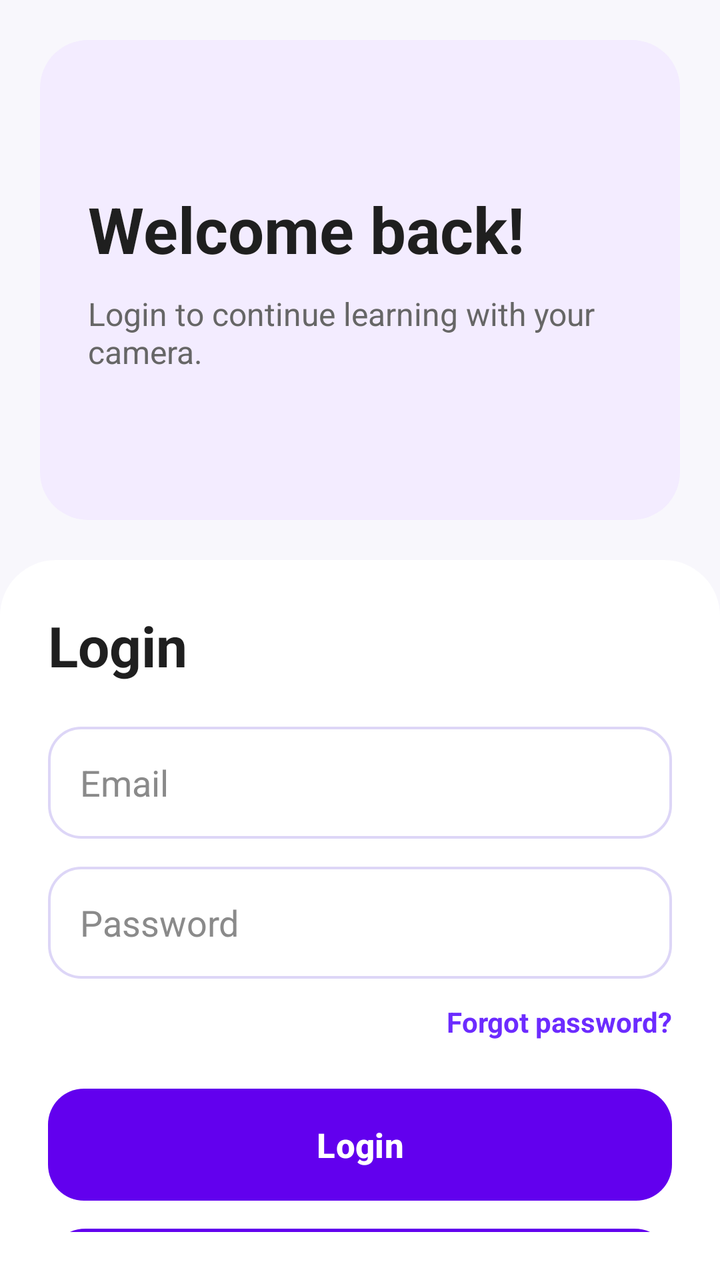
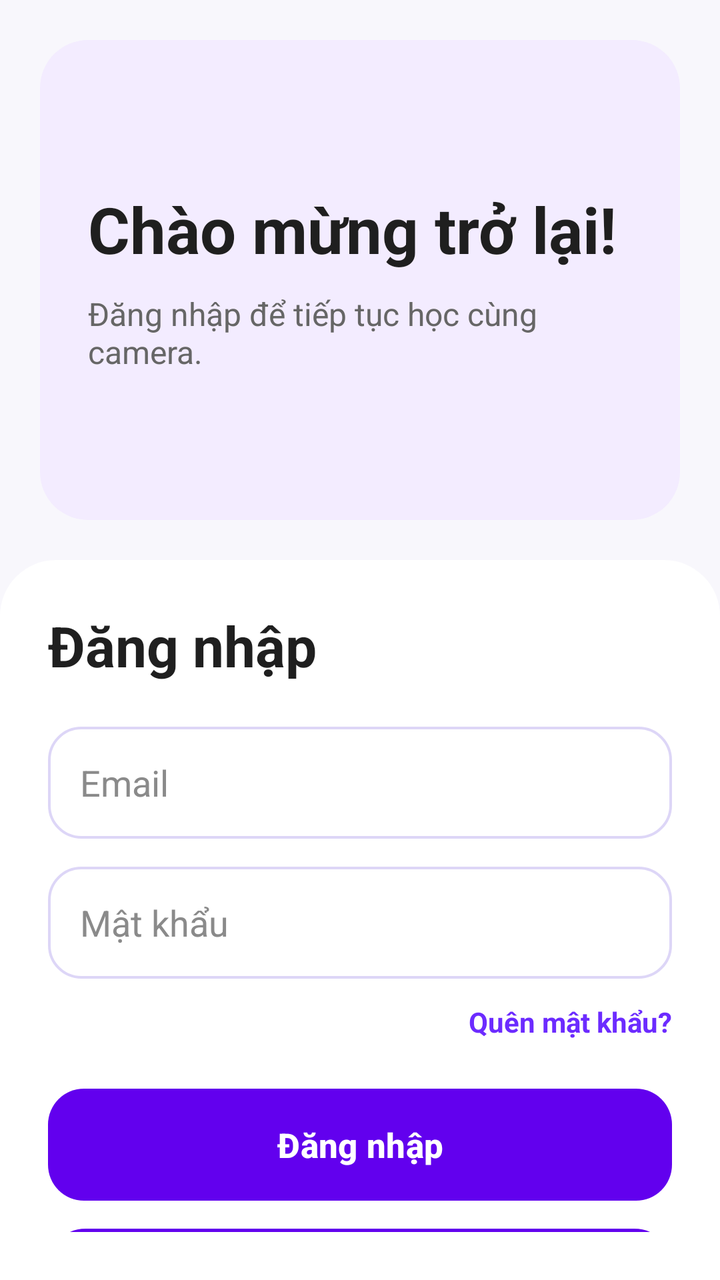

The first picture is an Android layout as it rendered before a commit; the second is the same layout after the commit. The layout source and the unified diff follow.
<!-- AndroidManifest.xml: application theme Theme.MyApplication -->
<!-- res/layout/fragment_login.xml -->
<?xml version="1.0" encoding="utf-8"?>
<LinearLayout xmlns:android="http://schemas.android.com/apk/res/android"
    android:layout_width="match_parent"
    android:layout_height="match_parent"
    android:background="#F8F7FC"
    android:orientation="vertical">

    <LinearLayout
        android:layout_width="match_parent"
        android:layout_height="240dp"
        android:layout_margin="20dp"
        android:background="@drawable/bg_auth_top_card"
        android:gravity="center_vertical"
        android:orientation="vertical"
        android:padding="24dp">

        <TextView
            android:layout_width="wrap_content"
            android:layout_height="wrap_content"
            android:text="Welcome back!"
            android:textColor="#1F1F1F"
            android:textSize="32sp"
            android:textStyle="bold" />

        <TextView
            android:layout_width="wrap_content"
            android:layout_height="wrap_content"
            android:layout_marginTop="10dp"
            android:text="Login to continue learning with your camera."
            android:textColor="#666666"
            android:textSize="16sp" />
    </LinearLayout>

    <LinearLayout
        android:layout_width="match_parent"
        android:layout_height="0dp"
        android:layout_weight="1"
        android:background="@drawable/bg_auth_container"
        android:orientation="vertical"
        android:padding="24dp">

        <TextView
            android:layout_width="wrap_content"
            android:layout_height="wrap_content"
            android:text="Login"
            android:textColor="#1F1F1F"
            android:textSize="28sp"
            android:textStyle="bold" />

        <EditText
            android:id="@+id/edtEmail"
            android:layout_width="match_parent"
            android:layout_height="56dp"
            android:layout_marginTop="22dp"
            android:background="@drawable/bg_auth_input"
            android:hint="Email"
            android:inputType="textEmailAddress"
            android:paddingHorizontal="16dp"
            android:textColor="#1F1F1F"
            android:textColorHint="#8A8A8A" />

        <EditText
            android:id="@+id/edtPassword"
            android:layout_width="match_parent"
            android:layout_height="56dp"
            android:layout_marginTop="14dp"
            android:background="@drawable/bg_auth_input"
            android:hint="Password"
            android:inputType="textPassword"
            android:paddingHorizontal="16dp"
            android:textColor="#1F1F1F"
            android:textColorHint="#8A8A8A" />

        <TextView
            android:id="@+id/txtForgotPassword"
            android:layout_width="wrap_content"
            android:layout_height="wrap_content"
            android:layout_gravity="end"
            android:layout_marginTop="12dp"
            android:text="Forgot password?"
            android:textColor="#6C2BFF"
            android:textSize="14sp"
            android:textStyle="bold" />

        <Button
            android:id="@+id/btnLogin"
            android:layout_width="match_parent"
            android:layout_height="56dp"
            android:layout_marginTop="24dp"
            android:background="@drawable/bg_auth_primary_button"
            android:text="Login"
            android:textAllCaps="false"
            android:textColor="#FFFFFF"
            android:textSize="17sp"
            android:textStyle="bold" />

        <Button
            android:id="@+id/btnRegister"
            android:layout_width="match_parent"
            android:layout_height="56dp"
            android:layout_marginTop="14dp"
            android:background="@drawable/bg_auth_outline_button"
            android:text="Create new account"
            android:textAllCaps="false"
            android:textColor="#FFFFFF"
            android:textSize="17sp"
            android:textStyle="bold" />

    </LinearLayout>
</LinearLayout>
<!-- resources referenced by this layout -->
<resources>
  <!-- drawable bg_auth_container (drawable) -->
  <?xml version="1.0" encoding="utf-8"?>
  <shape xmlns:android="http://schemas.android.com/apk/res/android">
      <solid android:color="#FFFFFF" />
      <corners
          android:topLeftRadius="28dp"
          android:topRightRadius="28dp"
          android:bottomLeftRadius="0dp"
          android:bottomRightRadius="0dp" />
  </shape>
  <!-- drawable bg_auth_input (drawable) -->
  <?xml version="1.0" encoding="utf-8"?>
  <shape xmlns:android="http://schemas.android.com/apk/res/android">
      <solid android:color="#FFFFFF" />
      <corners android:radius="16dp" />
      <stroke
          android:width="1.2dp"
          android:color="#DDD6F7" />
      <padding
          android:left="16dp"
          android:top="14dp"
          android:right="16dp"
          android:bottom="14dp" />
  </shape>
  <!-- drawable bg_auth_outline_button (drawable) -->
  <?xml version="1.0" encoding="utf-8"?>
  <shape xmlns:android="http://schemas.android.com/apk/res/android">
      <solid android:color="#FFFFFF" />
      <corners android:radius="18dp" />
      <stroke
          android:width="1.5dp"
          android:color="#C9B8FF" />
  </shape>
  <!-- drawable bg_auth_primary_button (drawable) -->
  <?xml version="1.0" encoding="utf-8"?>
  <shape xmlns:android="http://schemas.android.com/apk/res/android">
      <gradient
          android:angle="0"
          android:startColor="#6C2BFF"
          android:endColor="#8A56FF" />
      <corners android:radius="18dp" />
  </shape>
  <!-- drawable bg_auth_top_card (drawable) -->
  <?xml version="1.0" encoding="utf-8"?>
  <shape xmlns:android="http://schemas.android.com/apk/res/android">
      <solid android:color="#F3ECFF" />
      <corners android:radius="24dp" />
  </shape>
  <style name="Theme.MyApplication" parent="Theme.Material3.DayNight.NoActionBar">
          
          <item name="colorPrimary">@color/primary_color</item>
          <item name="colorPrimaryVariant">@color/primary_variant</item>
          <item name="colorOnPrimary">@color/white</item>
          <item name="colorSecondary">@color/secondary_color</item>
          <item name="colorOnSecondary">@color/black</item>
          <item name="colorError">@color/error_color</item>
          <item name="colorOnError">@color/white</item>
          <item name="colorSurface">@color/surface_color</item>
          <item name="colorOnSurface">@color/primary_text</item>
          <item name="android:colorBackground">@color/background_color</item>
          <item name="colorOnBackground">@color/primary_text</item>
      </style>
  <color name="primary_color">#FF6200EE</color>
  <color name="primary_variant">#FF3700B3</color>
  <color name="white">#FFFFFFFF</color>
  <color name="secondary_color">#FF03DAC5</color>
  <color name="black">#FF000000</color>
  <color name="error_color">#FFB00020</color>
  <color name="surface_color">#FFFFFFFF</color>
  <color name="primary_text">#FF212121</color>
  <color name="background_color">#FFF5F5F5</color>
</resources>

<!-- the commit's change to res/layout/fragment_login.xml (unified diff, before → after) -->
@@ -17,7 +17,7 @@
         <TextView
             android:layout_width="wrap_content"
             android:layout_height="wrap_content"
-            android:text="Welcome back!"
+            android:text="@string/welcome_back"
             android:textColor="#1F1F1F"
             android:textSize="32sp"
             android:textStyle="bold" />
@@ -26,9 +26,10 @@
             android:layout_width="wrap_content"
             android:layout_height="wrap_content"
             android:layout_marginTop="10dp"
-            android:text="Login to continue learning with your camera."
+            android:text="@string/login_subtitle"
             android:textColor="#666666"
             android:textSize="16sp" />
+
     </LinearLayout>
 
     <LinearLayout
@@ -42,7 +43,7 @@
         <TextView
             android:layout_width="wrap_content"
             android:layout_height="wrap_content"
-            android:text="Login"
+            android:text="@string/login"
             android:textColor="#1F1F1F"
             android:textSize="28sp"
             android:textStyle="bold" />
@@ -53,7 +54,7 @@
             android:layout_height="56dp"
             android:layout_marginTop="22dp"
             android:background="@drawable/bg_auth_input"
-            android:hint="Email"
+            android:hint="@string/email"
             android:inputType="textEmailAddress"
             android:paddingHorizontal="16dp"
             android:textColor="#1F1F1F"
@@ -65,7 +66,7 @@
             android:layout_height="56dp"
             android:layout_marginTop="14dp"
             android:background="@drawable/bg_auth_input"
-            android:hint="Password"
+            android:hint="@string/password"
             android:inputType="textPassword"
             android:paddingHorizontal="16dp"
             android:textColor="#1F1F1F"
@@ -77,7 +78,7 @@
             android:layout_height="wrap_content"
             android:layout_gravity="end"
             android:layout_marginTop="12dp"
-            android:text="Forgot password?"
+            android:text="@string/forgot_password"
             android:textColor="#6C2BFF"
             android:textSize="14sp"
             android:textStyle="bold" />
@@ -88,7 +89,7 @@
             android:layout_height="56dp"
             android:layout_marginTop="24dp"
             android:background="@drawable/bg_auth_primary_button"
-            android:text="Login"
+            android:text="@string/login"
             android:textAllCaps="false"
             android:textColor="#FFFFFF"
             android:textSize="17sp"
@@ -100,11 +101,12 @@
             android:layout_height="56dp"
             android:layout_marginTop="14dp"
             android:background="@drawable/bg_auth_outline_button"
-            android:text="Create new account"
+            android:text="@string/create_new_account"
             android:textAllCaps="false"
             android:textColor="#FFFFFF"
             android:textSize="17sp"
             android:textStyle="bold" />
 
     </LinearLayout>
+
 </LinearLayout>
<!-- resource entries referenced after the edit -->
@@ -48,6 +48,13 @@
       <solid android:color="#F3ECFF" />
       <corners android:radius="24dp" />
   </shape>
+  <string name="create_new_account">Tạo tài khoản mới</string>
+  <string name="email">Email</string>
+  <string name="forgot_password">Quên mật khẩu?</string>
+  <string name="login">Đăng nhập</string>
+  <string name="login_subtitle">Đăng nhập để tiếp tục học cùng camera.</string>
+  <string name="password">Mật khẩu</string>
+  <string name="welcome_back">Chào mừng trở lại!</string>
   <style name="Theme.MyApplication" parent="Theme.Material3.DayNight.NoActionBar">
           
           <item name="colorPrimary">@color/primary_color</item>
